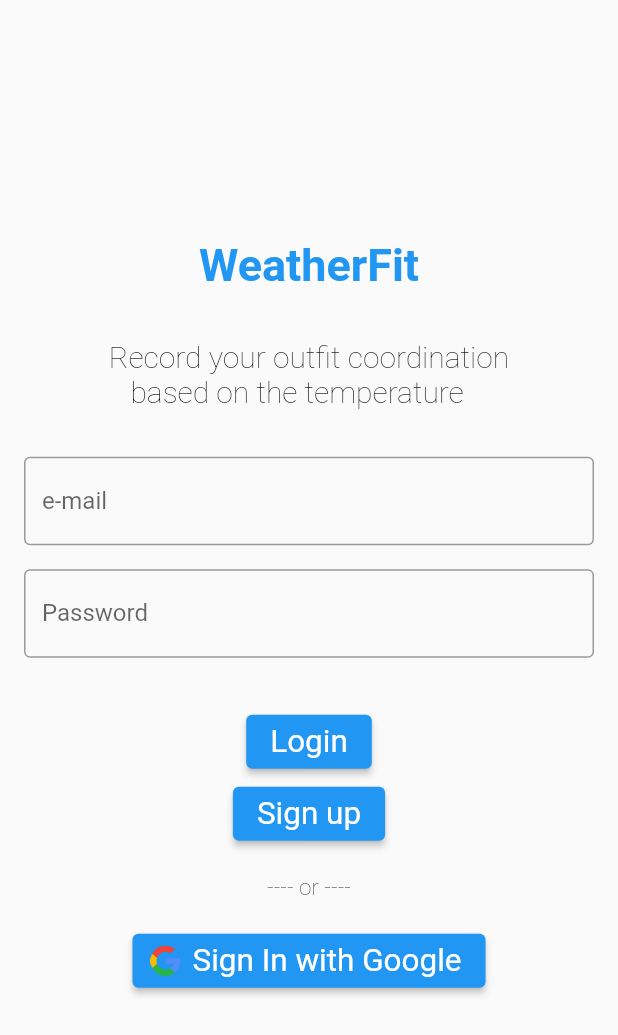
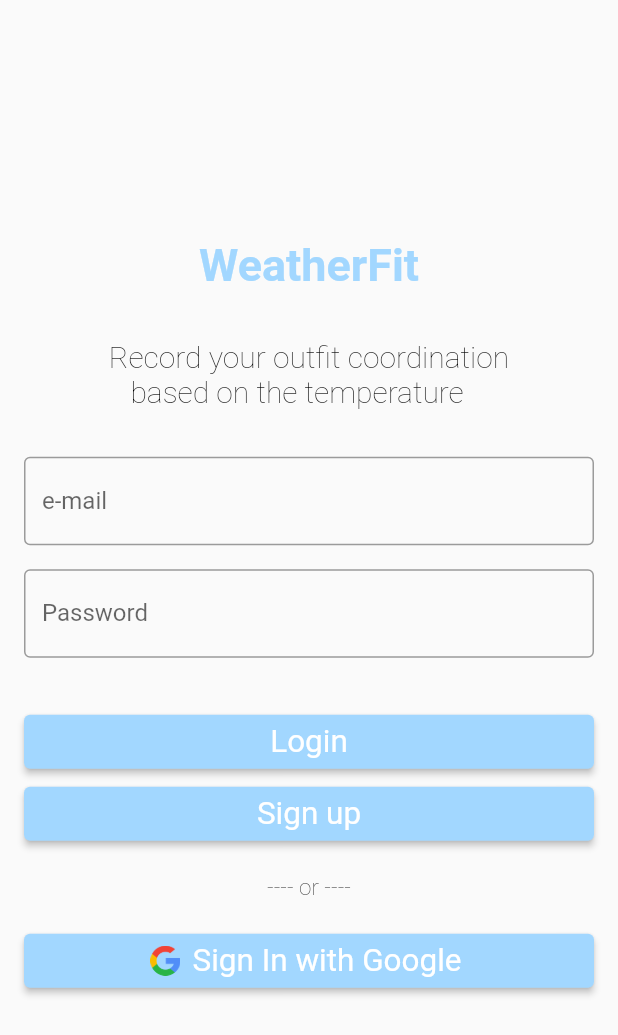
Before and after one commit to Weather-Fit/Weatherfit-Flutter, a Flutter app: the screen it shows after launch, on a phone screen of 412 x 824 dp. Shown: the top 1035 px of the screen. Run offline on Flutter 3.47's test engine with Material 2 defaults, Android fonts, the phone set to English and light mode, and no system bars; our stand-ins replace firebase_auth, firebase_core, google_sign_in, shared_preferences, table_calendar; accounts and stored records are empty; Roboto replaces fonts that are missing (Pretendard).

Commit message:
로그인 apptheme 적용 및 버튼 수정

```diff
--- a/lib/Calendar/View/CalendarView.dart
+++ b/lib/Calendar/View/CalendarView.dart
@@ -6,7 +6,6 @@ import 'package:table_calendar/table_calendar.dart';
 import 'package:weatherfit/app_theme.dart';
 
 import '../../Util/calendar_service.dart';
-import '../ViewModel/CalendarViewModel.dart';
 
 class CalendarView extends StatefulWidget {
   const CalendarView({Key? key}) : super(key: key);
@@ -81,6 +80,7 @@ class _CalendarViewState extends State<CalendarView> {
                             int i = recordList.length - index - 1;
                             Record record = recordList[i];
                             return ListTile(
+                              leading: Icon(Icons.backpack),
                               title: Text(
                                 record.text,
                                 style: TextStyle(
@@ -91,7 +91,7 @@ class _CalendarViewState extends State<CalendarView> {
                               trailing: Text(
                                 DateFormat('kk:mm').format(record.createdAt),
                                 style: TextStyle(
-                                  fontSize: 12,
+                                  fontSize: 10,
                                   color: Colors.grey,
                                 ),
                               ),
--- a/lib/Login/View/LoginView.dart
+++ b/lib/Login/View/LoginView.dart
@@ -2,6 +2,7 @@ import 'package:flutter/material.dart';
 import 'package:provider/provider.dart';
 import 'package:weatherfit/Login/Model/UserModel.dart';
 import 'package:weatherfit/Signup/View/SignupView.dart';
+import 'package:weatherfit/app_theme.dart';
 import '../../Util/auth_service.dart';
 import '../../main.dart';
 
@@ -30,16 +31,17 @@ class _LoginViewState extends State<LoginView> {
               padding: const EdgeInsets.all(16),
               child: Column(
                 mainAxisAlignment: MainAxisAlignment.center,
-                crossAxisAlignment: CrossAxisAlignment.center,
+                crossAxisAlignment: CrossAxisAlignment.stretch,
                 children: [
                   Center(
                     child: Text(
                       "WeatherFit",
                       style: TextStyle(
-                          fontSize: 30,
-                          fontFamily: 'Pretendard',
-                          fontWeight: FontWeight.w600,
-                          color: Colors.blue),
+                        fontSize: 30,
+                        fontFamily: 'Pretendard',
+                        fontWeight: FontWeight.w600,
+                        color: AppTheme().lightTheme.colorScheme.tertiary,
+                      ),
                     ),
                   ),
                   SizedBox(height: 32),
@@ -74,6 +76,9 @@ class _LoginViewState extends State<LoginView> {
 
                   /// 로그인 버튼
                   ElevatedButton(
+                    style: ElevatedButton.styleFrom(
+                      primary: AppTheme().lightTheme.colorScheme.tertiary,
+                    ),
                     child: Text("Login",
                         style: TextStyle(
                             fontSize: 21, fontWeight: FontWeight.w400)),
@@ -109,6 +114,9 @@ class _LoginViewState extends State<LoginView> {
 
                   /// 회원가입 버튼
                   ElevatedButton(
+                    style: ElevatedButton.styleFrom(
+                      primary: AppTheme().lightTheme.colorScheme.tertiary,
+                    ),
                     child: Text("Sign up",
                         style: TextStyle(
                             fontSize: 21, fontWeight: FontWeight.w400)),
@@ -122,19 +130,25 @@ class _LoginViewState extends State<LoginView> {
                   ),
                   SizedBox(height: 16),
 
-                  Text(
-                    '---- or ----',
-                    style: TextStyle(
+                  Center(
+                    child: Text(
+                      '---- or ----',
+                      style: TextStyle(
                         fontFamily: 'Pretendard',
                         fontSize: 15,
                         fontWeight: FontWeight.w100,
-                        color: Colors.black),
+                        color: Colors.black,
+                      ),
+                    ),
                   ),
                   SizedBox(height: 16),
 
                   /// 구글 계정으로 로그인 버튼
 
                   ElevatedButton.icon(
+                    style: ElevatedButton.styleFrom(
+                      primary: AppTheme().lightTheme.colorScheme.tertiary,
+                    ),
                     onPressed: () {
                       // 구글 계정으로 로그인
                       authService.signnInWithGoogle(
```
